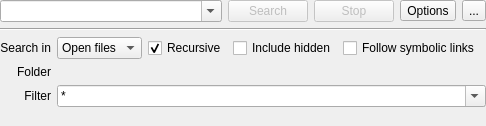
First picture: the form in kate/plugins/search/search.ui, repository KDE/kate, before the edit.
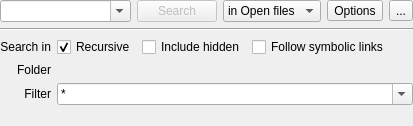
Second picture: the form after the edit. Custom widgets are drawn as their Qt base class.

Commit message: Search Plugin: Combine the stop and search location combo for simper UI

```diff
--- a/kate/plugins/search/search.ui
+++ b/kate/plugins/search/search.ui
@@ -167,20 +167,6 @@
          </property>
         </spacer>
        </item>
-       <item row="3" column="2">
-        <widget class="KComboBox" name="searchPlaceCombo">
-         <item>
-          <property name="text">
-           <string>Open files</string>
-          </property>
-         </item>
-         <item>
-          <property name="text">
-           <string>Folder</string>
-          </property>
-         </item>
-        </widget>
-       </item>
        <item row="3" column="1">
         <widget class="QLabel" name="label_4">
          <property name="text">
@@ -194,31 +180,7 @@
          </property>
         </widget>
        </item>
-       <item row="3" column="3">
-        <widget class="QCheckBox" name="recursiveCheckBox">
-         <property name="text">
-          <string>Recursive</string>
-         </property>
-         <property name="checked">
-          <bool>true</bool>
-         </property>
-        </widget>
-       </item>
-       <item row="3" column="5">
-        <widget class="QCheckBox" name="symLinkCheckBox">
-         <property name="text">
-          <string>Follow symbolic links</string>
-         </property>
-        </widget>
-       </item>
-       <item row="3" column="4">
-        <widget class="QCheckBox" name="hiddenCheckBox">
-         <property name="text">
-          <string>Include hidden</string>
-         </property>
-        </widget>
-       </item>
-       <item row="3" column="6">
+       <item row="3" column="5" colspan="2">
         <spacer name="horizontalSpacer">
          <property name="orientation">
           <enum>Qt::Horizontal</enum>
@@ -245,6 +207,30 @@
          </property>
         </widget>
        </item>
+       <item row="3" column="2">
+        <widget class="QCheckBox" name="recursiveCheckBox">
+         <property name="text">
+          <string>Recursive</string>
+         </property>
+         <property name="checked">
+          <bool>true</bool>
+         </property>
+        </widget>
+       </item>
+       <item row="3" column="3">
+        <widget class="QCheckBox" name="hiddenCheckBox">
+         <property name="text">
+          <string>Include hidden</string>
+         </property>
+        </widget>
+       </item>
+       <item row="3" column="4">
+        <widget class="QCheckBox" name="symLinkCheckBox">
+         <property name="text">
+          <string>Follow symbolic links</string>
+         </property>
+        </widget>
+       </item>
       </layout>
      </widget>
     </widget>
@@ -260,13 +246,45 @@
     </widget>
    </item>
    <item row="0" column="2">
-    <widget class="KPushButton" name="stopButton">
-     <property name="enabled">
-      <bool>false</bool>
+    <widget class="QStackedWidget" name="locationStop">
+     <property name="currentIndex">
+      <number>0</number>
      </property>
-     <property name="text">
-      <string>Stop</string>
-     </property>
+     <widget class="QWidget" name="page_3">
+      <layout class="QHBoxLayout" name="horizontalLayout">
+       <property name="margin">
+        <number>0</number>
+       </property>
+       <item>
+        <widget class="KComboBox" name="searchPlaceCombo">
+         <item>
+          <property name="text">
+           <string>in Open files</string>
+          </property>
+         </item>
+         <item>
+          <property name="text">
+           <string>in Folder</string>
+          </property>
+         </item>
+        </widget>
+       </item>
+      </layout>
+     </widget>
+     <widget class="QWidget" name="page_4">
+      <layout class="QHBoxLayout" name="horizontalLayout_2">
+       <property name="margin">
+        <number>0</number>
+       </property>
+       <item>
+        <widget class="KPushButton" name="stopButton">
+         <property name="text">
+          <string>Stop</string>
+         </property>
+        </widget>
+       </item>
+      </layout>
+     </widget>
     </widget>
    </item>
   </layout>
```
Left out of the diff: 8 changed lines with no effect on the pictures. The commit also changes 1 other file.
